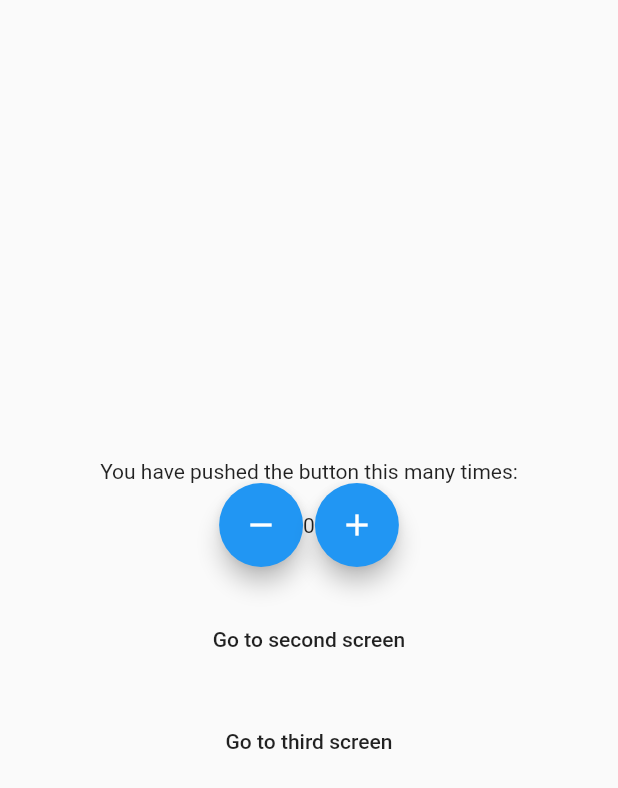
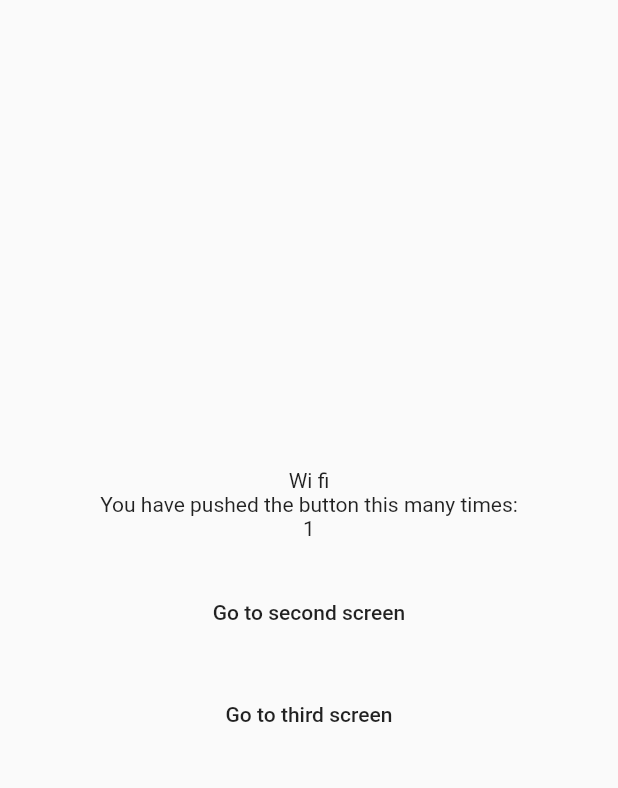
Before and after one commit to harshagr64/bloc, a Flutter app: the screen it shows after launch, on a phone screen of 412 x 824 dp. Shown: the top 788 px of the screen. Run offline on Flutter 3.47's test engine with Material 2 defaults, Android fonts, the phone set to English and light mode, and no system bars; our stand-ins replace bloc, connectivity_plus, flutter_bloc.

Commit message:
bloc to bloc connection with streamlistner

```diff
--- /dev/null
+++ b/bloc/lib/constants/enum.dart
@@ -0,0 +1,4 @@
+enum ConnectionType {
+  Wifi,
+  Mobile,
+}
--- a/bloc/lib/logic/cubit/counter_cubit.dart
+++ b/bloc/lib/logic/cubit/counter_cubit.dart
@@ -1,14 +1,37 @@
+import 'dart:async';
+
 import 'package:bloc/bloc.dart';
+import 'package:bloc_tut/constants/enum.dart';
+import 'package:bloc_tut/logic/cubit/internet_cubit.dart';
 import 'package:meta/meta.dart';
 
 part 'counter_state.dart';
 
 class CounterCubit extends Cubit<CounterState> {
-  CounterCubit() : super(CounterState(counterValue: 0));
+  final InternetCubit internetCubit;
+  StreamSubscription connectivityStreamSubscription;
+  CounterCubit({@required this.internetCubit})
+      : super(CounterState(counterValue: 0)) {
+    connectivityStreamSubscription = internetCubit.stream.listen((internetState) {
+      if (internetState is InternetConnected &&
+          internetState.connectionType == ConnectionType.Wifi) {
+        increment();
+      } else if (internetState is InternetConnected &&
+          internetState.connectionType == ConnectionType.Wifi) {
+        decrement();
+      }
+    });
+  }
 
   void increment() => emit(
       CounterState(counterValue: state.counterValue + 1, isIncremented: true));
 
-  void decrement() => emit(CounterState(
-      counterValue: state.counterValue - 1, isIncremented: false));
+  void decrement() => emit(
+      CounterState(counterValue: state.counterValue - 1, isIncremented: false));
+
+  @override
+  Future<void> close() {
+    connectivityStreamSubscription.cancel();
+    return super.close();
+  }
 }
--- /dev/null
+++ b/bloc/lib/logic/cubit/internet_cubit.dart
@@ -0,0 +1,40 @@
+import 'dart:async';
+import 'package:bloc/bloc.dart';
+import 'package:connectivity_plus/connectivity_plus.dart';
+import 'package:meta/meta.dart';
+import 'package:bloc_tut/constants/enum.dart';
+
+part 'internet_state.dart';
+
+class InternetCubit extends Cubit<InternetState> {
+  final Connectivity connectivity;
+  StreamSubscription connectivityStreamSubscription;
+  InternetCubit({@required this.connectivity}) : super(InternetLoading()) {
+    connectivityStreamSubscription =
+        connectivity.onConnectivityChanged.listen((event) {
+      if (event == ConnectivityResult.wifi) {
+        emitInternetConnected(ConnectionType.Wifi);
+      } else if (event == ConnectivityResult.mobile) {
+        emitInternetConnected(ConnectionType.Mobile);
+      } else if (event == ConnectivityResult.none) {
+        emitInternetDisconnected();
+      }
+    });
+
+
+  }
+
+  void emitInternetConnected(ConnectionType connectionType) {
+    emit(InternetConnected(connectionType: connectionType));
+  }
+
+  void emitInternetDisconnected() {
+    emit(InternetDisconnected());
+  }
+
+  @override
+  Future<void> close() {
+    connectivityStreamSubscription.cancel();
+    return super.close();
+  }
+}
--- /dev/null
+++ b/bloc/lib/logic/cubit/internet_state.dart
@@ -0,0 +1,15 @@
+part of 'internet_cubit.dart';
+
+@immutable
+abstract class InternetState {}
+
+// Initial state when a bloc is created
+class InternetLoading extends InternetState {}
+
+class InternetConnected extends InternetState {
+  final ConnectionType connectionType;
+
+  InternetConnected({@required this.connectionType});
+}
+
+class InternetDisconnected extends InternetState {}
--- a/bloc/lib/main.dart
+++ b/bloc/lib/main.dart
@@ -1,5 +1,7 @@
 import 'package:bloc_tut/logic/cubit/counter_cubit.dart';
+import 'package:bloc_tut/logic/cubit/internet_cubit.dart';
 import 'package:bloc_tut/news_page.dart';
+import 'package:connectivity_plus/connectivity_plus.dart';
 import 'package:flutter/material.dart';
 import 'package:bloc_tut/bloc.dart';
 import 'package:bloc/bloc.dart';
@@ -7,22 +9,41 @@ import 'package:bloc_tut/presentaion/router/app_router.dart';
 import 'package:flutter_bloc/flutter_bloc.dart';
 
 void main() {
-  runApp(MyApp());
+  runApp(MyApp(
+    appRouter: AppRouter(),
+    connectivity: Connectivity(),
+  ));
 }
 
 class MyApp extends StatelessWidget {
-  final AppRouter _appRouter = AppRouter();
+  final AppRouter appRouter;
+  final Connectivity connectivity;
+
+  const MyApp({
+    Key key,
+    @required this.appRouter,
+    @required this.connectivity,
+  }) : super(key: key);
 
   @override
   Widget build(BuildContext context) {
-    return BlocProvider(
-      create: (context) => CounterCubit(),
+    return MultiBlocProvider(
+      providers: [
+        BlocProvider<InternetCubit>(
+          create: (context) => InternetCubit(connectivity: connectivity),
+        ),
+        BlocProvider<CounterCubit>(
+          create: (context) => CounterCubit(
+            internetCubit: BlocProvider.of<InternetCubit>(context),
+          ),
+        ),
+      ],
       child: MaterialApp(
         title: 'Flutter Demo',
         theme: ThemeData(
           primarySwatch: Colors.blue,
         ),
-        onGenerateRoute: _appRouter.onGenerate,
+        onGenerateRoute: appRouter.onGenerate,
       ),
     );
   }
--- a/bloc/lib/presentaion/screens/home_screen.dart
+++ b/bloc/lib/presentaion/screens/home_screen.dart
@@ -1,3 +1,5 @@
+import 'package:bloc_tut/constants/enum.dart';
+import 'package:bloc_tut/logic/cubit/internet_cubit.dart';
 import 'package:flutter/material.dart';
 import 'package:flutter_bloc/flutter_bloc.dart';
 import 'package:bloc_tut/logic/cubit/counter_cubit.dart';
@@ -22,20 +24,37 @@ class _HomeScreenState extends State<HomeScreen> {
       appBar: null,
       body: Center(
         child: Container(
-            // height: 200,
-            child: Column(
+            height: 200,
+            child: ListView(
+              children: [
+                Column(
                   mainAxisAlignment: MainAxisAlignment.center,
                   children: <Widget>[
+                    BlocBuilder<InternetCubit, InternetState>(
+                      builder: (context, state) {
+                        if (state is InternetConnected &&
+                            state.connectionType == ConnectionType.Wifi) {
+                          return Text('Wi fi');
+                        } else if (state is InternetConnected &&
+                            state.connectionType == ConnectionType.Mobile) {
+                          return Text('mobile');
+                        } else if (state is InternetDisconnected) {
+                          return Text('Disconnected');
+                        }
+                        return CircularProgressIndicator();
+                      },
+                    ),
                     Text(
                       'You have pushed the button this many times:',
                     ),
-            Row(
-              mainAxisAlignment: MainAxisAlignment.center,
-              children: [
-                FloatingActionButton(
-                  onPressed: BlocProvider.of<CounterCubit>(context).decrement,
-                  child: Icon(Icons.remove),
-                ),
+
+                    // Row(
+                    //   mainAxisAlignment: MainAxisAlignment.center,
+                    //   children: [
+                    //     FloatingActionButton(
+                    //       onPressed: BlocProvider.of<CounterCubit>(context).decrement,
+                    //       child: Icon(Icons.remove),
+                    //     ),
                         BlocConsumer<CounterCubit, CounterState>(
                           listener: (context, state) {
                             if (state.isIncremented) {
@@ -54,12 +73,12 @@ class _HomeScreenState extends State<HomeScreen> {
                             return Text('${state.counterValue}');
                           },
                         ),
-                FloatingActionButton(
-                  onPressed: BlocProvider.of<CounterCubit>(context).increment,
-                  child: Icon(Icons.add),
-                ),
-              ],
-            ),
+                    //     FloatingActionButton(
+                    //       onPressed: BlocProvider.of<CounterCubit>(context).increment,
+                    //       child: Icon(Icons.add),
+                    //     ),
+                    //   ],
+                    // ),
                     SizedBox(
                       height: 24,
                     ),
@@ -77,6 +96,8 @@ class _HomeScreenState extends State<HomeScreen> {
                       child: Text('Go to third screen'),
                     ),
                   ],
+                ),
+              ],
             )),
       ),
     );
--- a/bloc/pubspec.yaml
+++ b/bloc/pubspec.yaml
@@ -30,6 +30,8 @@ dependencies:
   cupertino_icons: ^1.0.2
   bloc: ^7.0.0
   flutter_bloc: ^7.0.0
+  connectivity_plus: ^0.5.0
+  # connectivity_plus_web: ^0.5.0
 
 dev_dependencies:
   flutter_test:
```
Also changed, not shown: bloc/pubspec.lock, 1 other file. Lines whose indentation alone changed are shown as unchanged.
